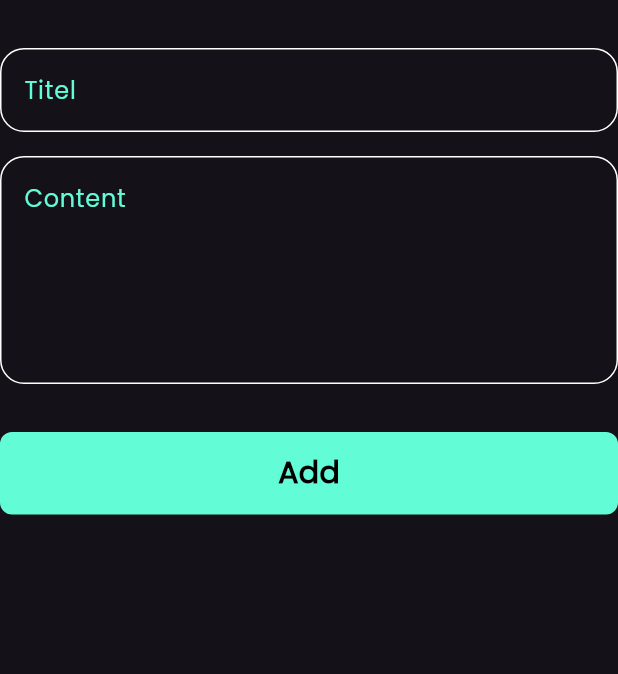
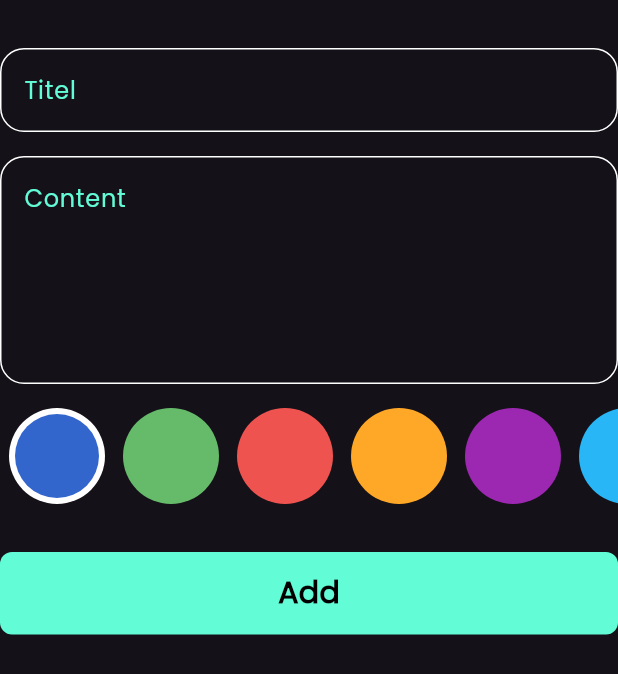
Before and after one commit to mariomario007744-droid/notes_app, a Flutter app: the AddNoteForm widget shown alone on an empty page, opened directly, on a phone screen of 412 x 824 dp. Shown: the top 674 px of the screen. Run offline on Flutter 3.47's test engine with Material 3 defaults, Android fonts, the phone set to English and light mode, and no system bars; our stand-ins replace flutter_bloc, hive, hive_flutter; accounts and stored records are empty.

Commit message:
create colors list view

```diff
--- a/lib/widgets/add_note_form.dart
+++ b/lib/widgets/add_note_form.dart
@@ -4,6 +4,7 @@ import 'package:intl/intl.dart';
 import 'package:note_app/cubits/add_notes_cubit/add_notes_cubit.dart';
 import 'package:note_app/cubits/add_notes_cubit/add_notes_states.dart';
 import 'package:note_app/models/note_model.dart';
+import 'package:note_app/widgets/colors_list_view.dart';
 import 'package:note_app/widgets/custom_buttom.dart';
 import 'package:note_app/widgets/custom_text_field.dart';
 
@@ -40,6 +41,8 @@ class _AddNoteFormState extends State<AddNoteForm> {
               subTitle = value;
             },
           ),
+          SizedBox(height: 16),
+          ColorListView(),
           SizedBox(height: 32),
           BlocBuilder<AddNoteCubit, AddNoteState>(
             builder: (context, state) {
--- /dev/null
+++ b/lib/widgets/color_item.dart
@@ -0,0 +1,29 @@
+import 'package:flutter/material.dart';
+
+class ColorItem extends StatelessWidget {
+  final bool isActive;
+  final Color color;
+  ColorItem({required this.isActive,required this.color});
+  @override
+  Widget build(BuildContext context) {
+    return isActive
+        ? Padding(
+            padding: const EdgeInsets.symmetric(horizontal: 6),
+            child: CircleAvatar(
+              radius: 32,
+              backgroundColor: Colors.white,
+              child:  CircleAvatar(
+                radius: 28,
+                backgroundColor: color,
+              ),
+            ),
+          )
+        : Padding(
+            padding: const EdgeInsets.symmetric(horizontal: 6),
+            child:  CircleAvatar(
+              radius: 32,
+              backgroundColor: color,
+            ),
+          );
+  }
+}
--- /dev/null
+++ b/lib/widgets/colors_list_view.dart
@@ -0,0 +1,44 @@
+import 'package:flutter/material.dart';
+import 'package:note_app/widgets/color_item.dart';
+
+class ColorListView extends StatefulWidget {
+  const ColorListView({super.key});
+
+  @override
+  State<ColorListView> createState() => _ColorListViewState();
+}
+
+class _ColorListViewState extends State<ColorListView> {
+  List<Color> colors = [
+  Color(0xff3366CC),
+  Color(0xff66BB6A),
+  Color(0xffEF5350),
+  Color(0xffFFA726),
+  Color(0xff9C27B0),
+  Color(0xff29B6F6),
+  Color(0xff5C6BC0),
+  Color(0xff26A69A),
+  Color(0xffD4E157),
+
+  ];
+  int currentIndex = 0;
+  @override
+  Widget build(BuildContext context) {
+    return SizedBox(
+      height: 64,
+      child: ListView.builder(
+        scrollDirection: Axis.horizontal,
+        itemCount: colors.length,
+        itemBuilder: (context, index) {
+          return GestureDetector(
+            onTap: () {
+              currentIndex = index;
+              setState(() {});
+            },
+            child: ColorItem(isActive: currentIndex == index,color: colors[index],),
+          );
+        },
+      ),
+    );
+  }
+}
```
